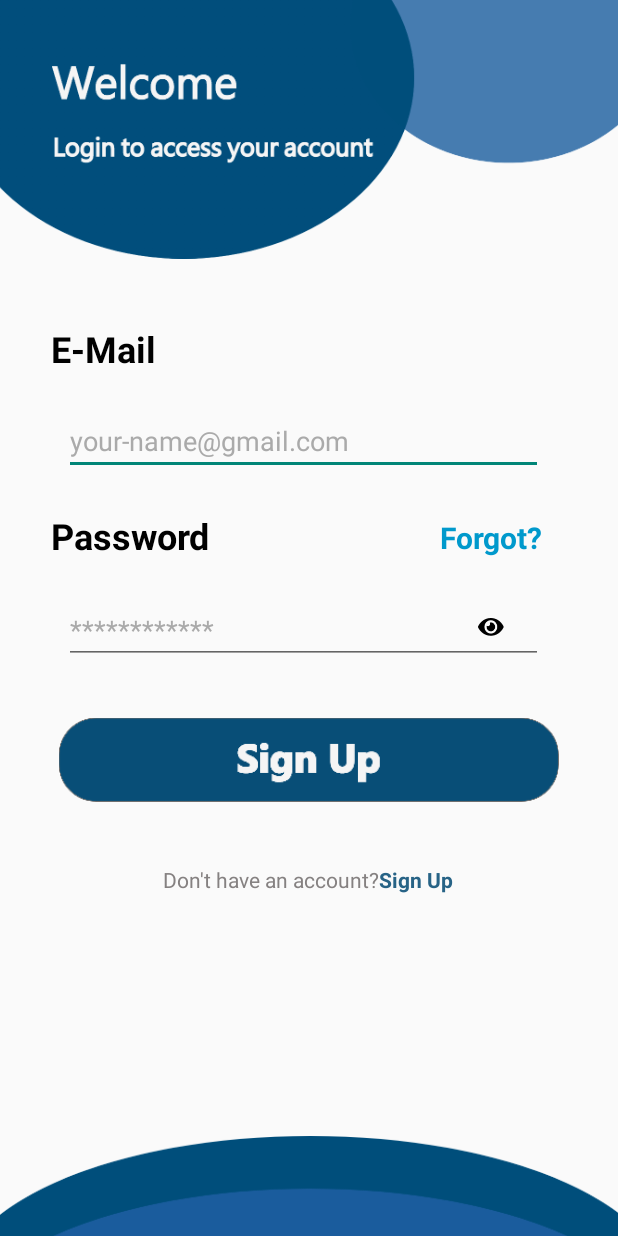
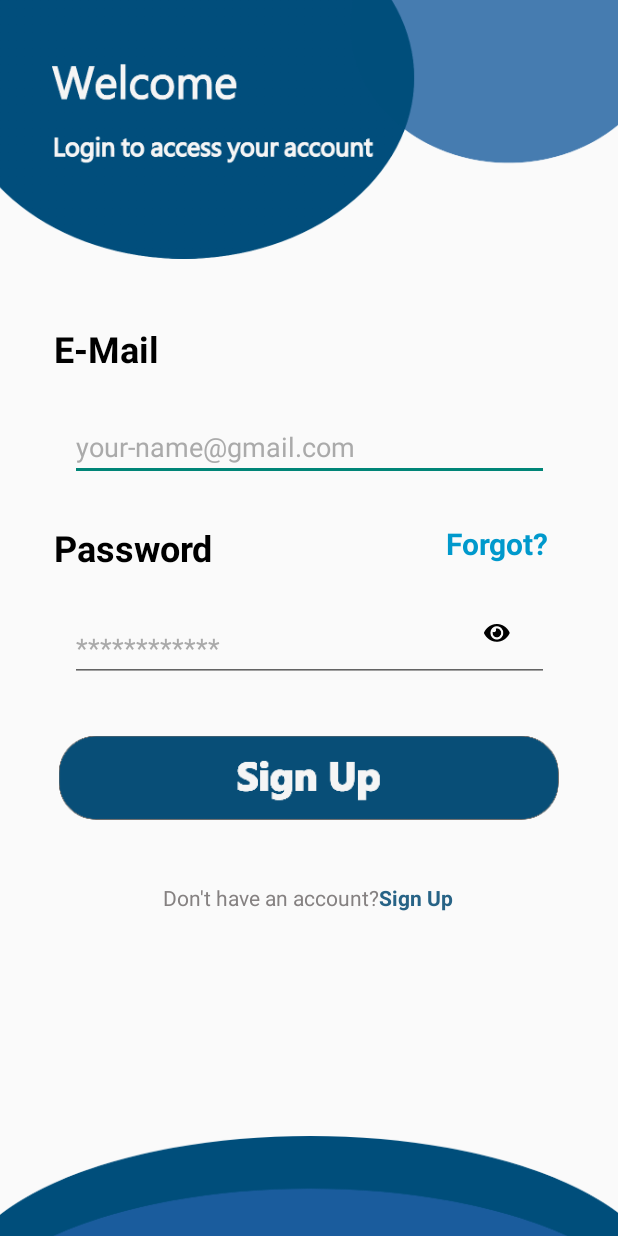
Before and after one commit to iqbal789/uni-project, an Android app: the SignIn screen opened directly, with no data from a screen before it, on a phone screen of 412 x 824 dp. Run offline under Robolectric (Android 15) with nearby library versions, the phone set to English and light mode, and no system bars.

Commit message:
uni project

```diff
--- a/app/src/main/res/layout/activity_sign_in.xml
+++ b/app/src/main/res/layout/activity_sign_in.xml
@@ -31,7 +31,7 @@
         android:id="@+id/UserEmail"
         android:layout_width="wrap_content"
         android:layout_height="wrap_content"
-        android:layout_marginStart="34dp"
+        android:layout_marginStart="36dp"
         android:text="E-Mail"
         android:textColor="@color/black"
         android:textColorHint="@color/black"
@@ -44,9 +44,9 @@
         android:id="@+id/UserName"
         android:layout_width="319dp"
         android:layout_height="44dp"
-        android:layout_marginStart="32dp"
-        android:layout_marginTop="24dp"
-        android:layout_marginEnd="40dp"
+        android:layout_marginStart="36dp"
+        android:layout_marginTop="28dp"
+        android:layout_marginEnd="36dp"
         android:ems="10"
         android:hint="your-name@gmail.com"
         android:inputType="textPersonName"
@@ -59,7 +59,7 @@
         android:id="@+id/UserPassword"
         android:layout_width="319dp"
         android:layout_height="wrap_content"
-        android:layout_marginTop="24dp"
+        android:layout_marginTop="28dp"
         android:ems="10"
         android:hint="************"
         android:inputType="textPersonName"
@@ -85,7 +85,7 @@
         android:id="@+id/Password"
         android:layout_width="wrap_content"
         android:layout_height="wrap_content"
-        android:layout_marginTop="24dp"
+        android:layout_marginTop="28dp"
         android:text="Password"
         android:textColor="@color/black"
         android:textSize="24sp"
```
